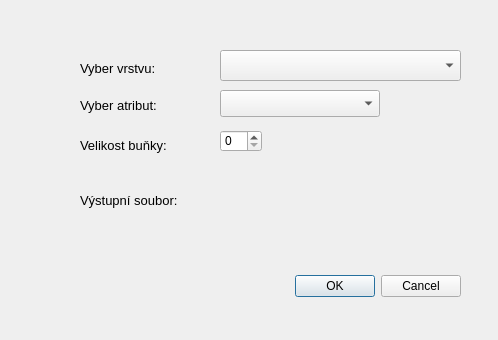
First picture: the form in jaster_polluted_source_preparation.ui, repository ruz76/qgis_opensymos_3, before the edit.
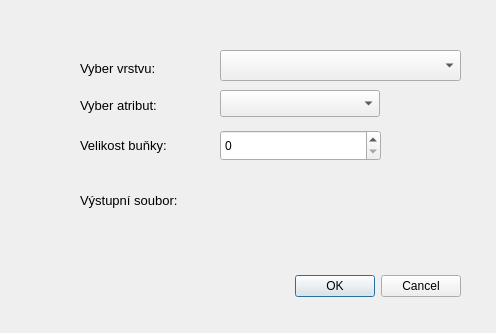
Second picture: the form after the edit. Custom widgets are drawn as their Qt base class.

Diff of the .ui file:
```diff
--- a/jaster_polluted_source_preparation.ui
+++ b/jaster_polluted_source_preparation.ui
@@ -6,8 +6,8 @@
    <rect>
     <x>0</x>
     <y>0</y>
-    <width>498</width>
-    <height>340</height>
+    <width>496</width>
+    <height>333</height>
    </rect>
   </property>
   <property name="windowTitle">
@@ -139,8 +139,8 @@
     <rect>
      <x>220</x>
      <y>130</y>
-     <width>42</width>
-     <height>22</height>
+     <width>161</width>
+     <height>31</height>
     </rect>
    </property>
   </widget>
```
